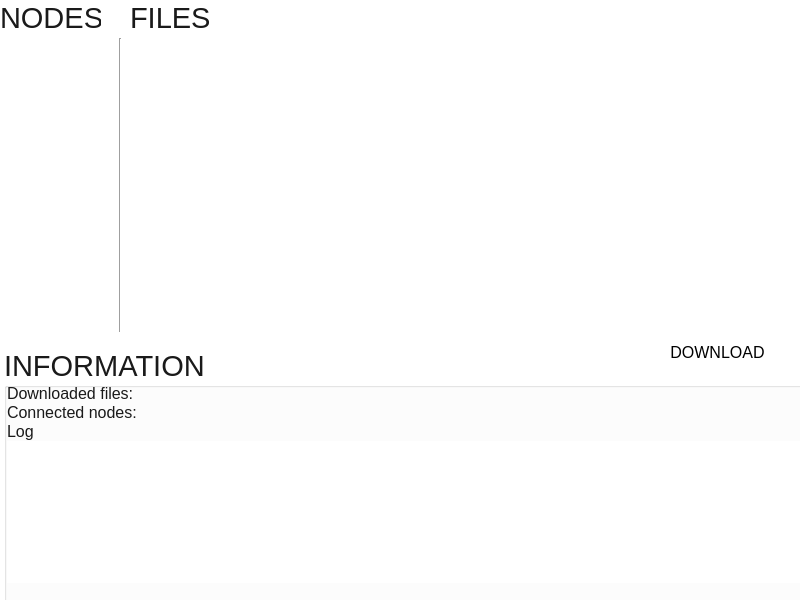
Old version of the form ui/main_josh.ui in the repository j0z/Crescendo.
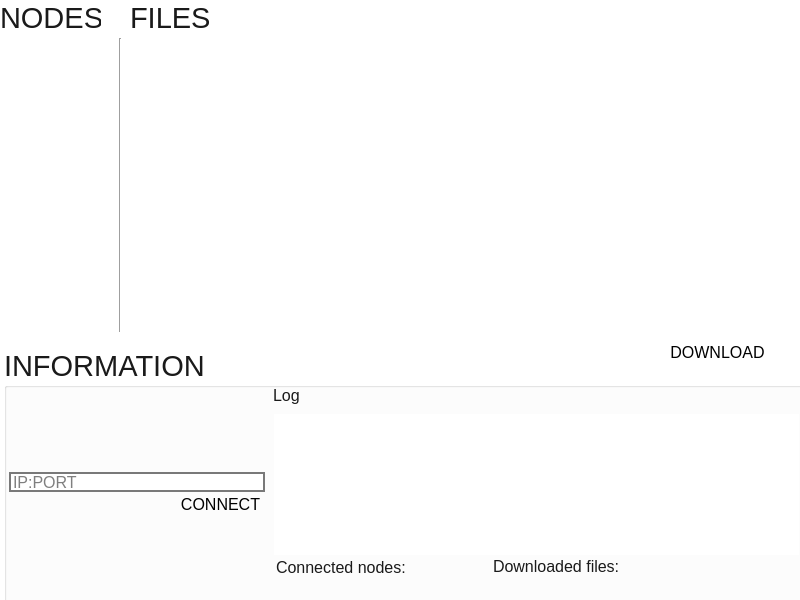
New version of the form.

Commit message: metroUI support for direct connections

The edit to the form file:
```diff
--- a/ui/main_josh.ui
+++ b/ui/main_josh.ui
@@ -21,8 +21,8 @@
   </property>
   <property name="minimumSize">
    <size>
-    <width>560</width>
-    <height>561</height>
+    <width>800</width>
+    <height>600</height>
    </size>
   </property>
   <property name="maximumSize">
@@ -327,24 +327,15 @@
     <property name="checkable">
      <bool>false</bool>
     </property>
-    <widget class="QWidget" name="horizontalLayoutWidget_2">
-     <property name="geometry">
-      <rect>
-       <x>3</x>
-       <y>36</y>
-       <width>796</width>
-       <height>199</height>
-      </rect>
-     </property>
-     <layout class="QVBoxLayout" name="verticalLayout_2">
-      <property name="spacing">
-       <number>0</number>
-      </property>
-      <property name="sizeConstraint">
-       <enum>QLayout::SetNoConstraint</enum>
-      </property>
-      <item>
        <widget class="QLabel" name="lab_downloaded_files">
+     <property name="geometry">
+      <rect>
+       <x>489</x>
+       <y>208</y>
+       <width>206</width>
+       <height>21</height>
+      </rect>
+     </property>
         <property name="palette">
          <palette>
           <active/>
@@ -361,58 +352,15 @@
          <string>Downloaded files:</string>
         </property>
        </widget>
-      </item>
-      <item>
-       <widget class="QLabel" name="lab_connected_nodes">
-        <property name="palette">
-         <palette>
-          <active>
-           <colorrole role="WindowText">
-            <brush brushstyle="SolidPattern">
-             <color alpha="255">
-              <red>26</red>
-              <green>26</green>
-              <blue>26</blue>
-             </color>
-            </brush>
-           </colorrole>
-          </active>
-          <inactive>
-           <colorrole role="WindowText">
-            <brush brushstyle="SolidPattern">
-             <color alpha="255">
-              <red>26</red>
-              <green>26</green>
-              <blue>26</blue>
-             </color>
-            </brush>
-           </colorrole>
-          </inactive>
-          <disabled>
-           <colorrole role="WindowText">
-            <brush brushstyle="SolidPattern">
-             <color alpha="255">
-              <red>120</red>
-              <green>120</green>
-              <blue>120</blue>
-             </color>
-            </brush>
-           </colorrole>
-          </disabled>
-         </palette>
-        </property>
-        <property name="font">
-         <font>
-          <pointsize>12</pointsize>
-         </font>
-        </property>
-        <property name="text">
-         <string>Connected nodes: </string>
-        </property>
-       </widget>
-      </item>
-      <item>
        <widget class="QLabel" name="label_4">
+     <property name="geometry">
+      <rect>
+       <x>269</x>
+       <y>37</y>
+       <width>38</width>
+       <height>21</height>
+      </rect>
+     </property>
         <property name="palette">
          <palette>
           <active/>
@@ -430,9 +378,70 @@
          <string>Log</string>
         </property>
        </widget>
-      </item>
-      <item>
+    <widget class="QLabel" name="lab_connected_nodes">
+     <property name="geometry">
+      <rect>
+       <x>272</x>
+       <y>209</y>
+       <width>252</width>
+       <height>21</height>
+      </rect>
+     </property>
+     <property name="palette">
+      <palette>
+       <active>
+        <colorrole role="WindowText">
+         <brush brushstyle="SolidPattern">
+          <color alpha="255">
+           <red>26</red>
+           <green>26</green>
+           <blue>26</blue>
+          </color>
+         </brush>
+        </colorrole>
+       </active>
+       <inactive>
+        <colorrole role="WindowText">
+         <brush brushstyle="SolidPattern">
+          <color alpha="255">
+           <red>26</red>
+           <green>26</green>
+           <blue>26</blue>
+          </color>
+         </brush>
+        </colorrole>
+       </inactive>
+       <disabled>
+        <colorrole role="WindowText">
+         <brush brushstyle="SolidPattern">
+          <color alpha="255">
+           <red>120</red>
+           <green>120</green>
+           <blue>120</blue>
+          </color>
+         </brush>
+        </colorrole>
+       </disabled>
+      </palette>
+     </property>
+     <property name="font">
+      <font>
+       <pointsize>12</pointsize>
+      </font>
+     </property>
+     <property name="text">
+      <string>Connected nodes: </string>
+     </property>
+    </widget>
        <widget class="QListWidget" name="lst_log">
+     <property name="geometry">
+      <rect>
+       <x>270</x>
+       <y>66</y>
+       <width>525</width>
+       <height>141</height>
+      </rect>
+     </property>
         <property name="sizePolicy">
          <sizepolicy hsizetype="Expanding" vsizetype="Minimum">
           <horstretch>0</horstretch>
@@ -460,11 +469,35 @@
 
 QListView::item:selected:active {
 	background:rgb(176,176,176);
+	color:rgb(26,26,26);
 }
 
 QListView::item:hover {
 	background:rgb(220,220,220);
-	border:rgb(220,200,200);
+	border:rgb(220,220,220);
+}
+
+QScrollBar:vertical {
+    border: none;
+    background: rgba(0,0,0,0);
+    width: 10px;
+    margin: 10px 0px 20px 0px;
+}
+QScrollBar::handle:vertical {
+    background: rgb(121,121,121);
+    min-height: 10px;
+}
+QScrollBar::add-line:vertical {
+    background: white;
+    height: 10px;
+    subcontrol-position: bottom;
+    subcontrol-origin: margin;
+}
+QScrollBar::sub-line:vertical {
+    background: white;
+    height: 20px;
+    subcontrol-position: top;
+    subcontrol-origin: margin;
 }</string>
         </property>
         <property name="frameShape">
@@ -477,9 +510,136 @@
          <enum>Qt::ScrollBarAsNeeded</enum>
         </property>
        </widget>
-      </item>
-     </layout>
+    <widget class="QLineEdit" name="lne_ip">
+     <property name="geometry">
+      <rect>
+       <x>5</x>
+       <y>124</y>
+       <width>256</width>
+       <height>20</height>
+      </rect>
+     </property>
+     <property name="font">
+      <font>
+       <pointsize>12</pointsize>
+      </font>
+     </property>
+     <property name="styleSheet">
+      <string notr="true">QLineEdit{
+	border: 2px solid rgb(121,121,121);
+	selection-background-color: rgb(176,176,176);
+	selection-color: rgb(26,26,26);
+}</string>
+     </property>
+     <property name="placeholderText">
+      <string>IP:PORT</string>
+     </property>
     </widget>
+    <widget class="QPushButton" name="btn_connect">
+     <property name="geometry">
+      <rect>
+       <x>172</x>
+       <y>142</y>
+       <width>89</width>
+       <height>29</height>
+      </rect>
+     </property>
+     <property name="palette">
+      <palette>
+       <active>
+        <colorrole role="WindowText">
+         <brush brushstyle="SolidPattern">
+          <color alpha="255">
+           <red>26</red>
+           <green>26</green>
+           <blue>26</blue>
+          </color>
+         </brush>
+        </colorrole>
+        <colorrole role="Text">
+         <brush brushstyle="SolidPattern">
+          <color alpha="255">
+           <red>26</red>
+           <green>26</green>
+           <blue>26</blue>
+          </color>
+         </brush>
+        </colorrole>
+       </active>
+       <inactive>
+        <colorrole role="WindowText">
+         <brush brushstyle="SolidPattern">
+          <color alpha="255">
+           <red>26</red>
+           <green>26</green>
+           <blue>26</blue>
+          </color>
+         </brush>
+        </colorrole>
+        <colorrole role="Text">
+         <brush brushstyle="SolidPattern">
+          <color alpha="255">
+           <red>26</red>
+           <green>26</green>
+           <blue>26</blue>
+          </color>
+         </brush>
+        </colorrole>
+       </inactive>
+       <disabled>
+        <colorrole role="WindowText">
+         <brush brushstyle="SolidPattern">
+          <color alpha="255">
+           <red>120</red>
+           <green>120</green>
+           <blue>120</blue>
+          </color>
+         </brush>
+        </colorrole>
+        <colorrole role="Text">
+         <brush brushstyle="SolidPattern">
+          <color alpha="255">
+           <red>120</red>
+           <green>120</green>
+           <blue>120</blue>
+          </color>
+         </brush>
+        </colorrole>
+       </disabled>
+      </palette>
+     </property>
+     <property name="font">
+      <font>
+       <family>Segoe UI</family>
+       <pointsize>12</pointsize>
+       <stylestrategy>PreferAntialias</stylestrategy>
+      </font>
+     </property>
+     <property name="styleSheet">
+      <string notr="true">QPushButton:pressed {
+	color: rgb(26,26,26);
+	background-color:rgb(176,176,176);
+
+}</string>
+     </property>
+     <property name="text">
+      <string>CONNECT</string>
+     </property>
+     <property name="default">
+      <bool>true</bool>
+     </property>
+     <property name="flat">
+      <bool>true</bool>
+     </property>
+    </widget>
+    <zorder>lab_downloaded_files</zorder>
+    <zorder>label_4</zorder>
+    <zorder>lab_connected_nodes</zorder>
+    <zorder>lst_log</zorder>
+    <zorder>btn_connect</zorder>
+    <zorder>btn_connect</zorder>
+    <zorder>lne_ip</zorder>
+    <zorder>btn_connect</zorder>
    </widget>
    <widget class="QLabel" name="label">
     <property name="geometry">
@@ -786,7 +946,7 @@
       <x>0</x>
       <y>38</y>
       <width>116</width>
-      <height>294</height>
+      <height>260</height>
      </rect>
     </property>
     <property name="sizePolicy">
@@ -847,11 +1007,35 @@
 
 QListView::item:selected:active {
 	background:rgb(176,176,176);
+	color:rgb(26,26,26);
 }
 
 QListView::item:hover {
 	background:rgb(220,220,220);
 	border:rgb(220,220,220);
+}
+
+QScrollBar:vertical {
+    border: none;
+    background: rgba(0,0,0,0);
+    width: 10px;
+    margin: 10px 0px 20px 0px;
+}
+QScrollBar::handle:vertical {
+    background: rgb(121,121,121);
+    min-height: 10px;
+}
+QScrollBar::add-line:vertical {
+    background: white;
+    height: 10px;
+    subcontrol-position: bottom;
+    subcontrol-origin: margin;
+}
+QScrollBar::sub-line:vertical {
+    background: white;
+    height: 20px;
+    subcontrol-position: top;
+    subcontrol-origin: margin;
 }</string>
     </property>
     <property name="frameShape">
```
Left out of the diff: 38 changed lines with no effect on the pictures. Lines whose indentation alone changed are shown as unchanged. The commit also changes 1 other file.
